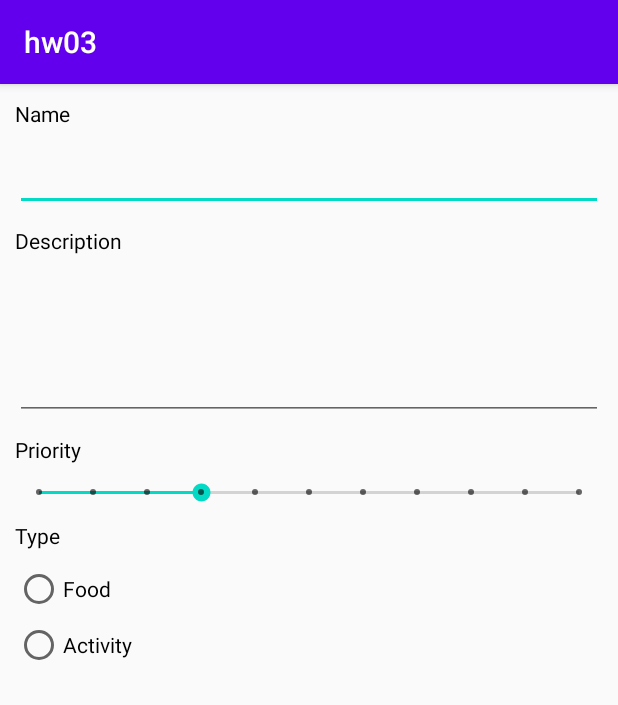
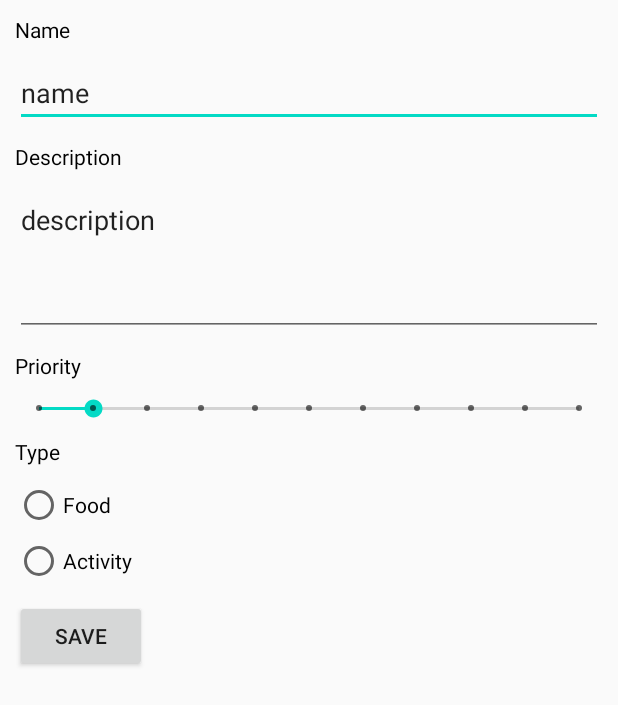
Before and after one commit to Yewert/android_course_app, an Android app: the HabitEditActivity screen opened directly, with no data from a screen before it, on a phone screen of 412 x 824 dp. Shown: the top 705 px of the screen. Run offline under Robolectric (Android 15) with nearby library versions, the phone set to English and light mode, and no system bars.

Commit message:
lisrt add and edit, edit save

```diff
--- a/app/src/main/AndroidManifest.xml
+++ b/app/src/main/AndroidManifest.xml
@@ -10,7 +10,7 @@
         android:supportsRtl="true"
         android:theme="@style/AppTheme">
         <activity android:name=".HabitEditActivity"></activity>
-        <activity android:name=".HabitsList">
+        <activity android:name=".HabitsListActivity">
             <intent-filter>
                 <action android:name="android.intent.action.MAIN" />
 
--- a/app/src/main/java/com/example/hw03/Habit.kt
+++ b/app/src/main/java/com/example/hw03/Habit.kt
@@ -1,3 +1,35 @@
 package com.example.hw03
 
-data class Habit(val name: String)
+import android.content.Intent
+import android.os.Bundle
+
+data class Habit(
+    val name: String,
+    val description: String,
+    val priority: Int,
+    val type: String,
+    val repetitions: Int,
+    val period: Int
+)
+
+fun Habit.applyToBundle(bundle: Bundle) {
+    bundle.apply {
+        putString("name", name)
+        putString("description", description)
+        putString("type", type)
+        putInt("priority", priority)
+        putInt("repetitions", repetitions)
+        putInt("period", period)
+    }
+}
+
+fun Intent.extractHabit(): Habit {
+    return Habit(
+        getStringExtra("name") ?: "name",
+        getStringExtra("description") ?: "description",
+        getIntExtra("priority", 1),
+        getStringExtra("type") ?: "Food",
+        getIntExtra("repetitions", 1),
+        getIntExtra("period", 1)
+    )
+}
--- a/app/src/main/java/com/example/hw03/HabitEditActivity.kt
+++ b/app/src/main/java/com/example/hw03/HabitEditActivity.kt
@@ -1,12 +1,47 @@
 package com.example.hw03
 
+import android.content.Intent
+import android.os.Bundle
+import android.widget.Button
+import android.widget.EditText
+import android.widget.SeekBar
 import androidx.appcompat.app.AppCompatActivity
-import android.os.Bundle
 
 class HabitEditActivity : AppCompatActivity() {
+    private var habitIndex: Int = -1
+    private lateinit var habitName: EditText
+    private lateinit var habitDescription: EditText
+    private lateinit var habitPriority: SeekBar
 
     override fun onCreate(savedInstanceState: Bundle?) {
         super.onCreate(savedInstanceState)
         setContentView(R.layout.activity_habit_edit)
+        habitName = findViewById(R.id.habit_name_edit)
+        habitDescription = findViewById(R.id.habit_description_edit)
+        habitPriority = findViewById(R.id.habit_priority_edit)
+
+        habitIndex = intent.getIntExtra("index", -1);
+        val habitToEdit = intent.extractHabit()
+        habitName.setText(habitToEdit.name)
+        habitDescription.setText(habitToEdit.description)
+        habitPriority.progress = habitToEdit.priority
+
+        findViewById<Button>(R.id.habit_edit_save).setOnClickListener {
+            val datax = Intent(this, HabitsListActivity::class.java).apply {
+                val bundle = Bundle().apply { putInt("index", habitIndex) }
+                val habit = Habit(
+                    habitName.text.toString(),
+                    habitDescription.text.toString(),
+                    habitPriority.progress,
+                    "",
+                    0,
+                    0
+                )
+                habit.applyToBundle(bundle)
+                putExtras(bundle)
+            }
+            setResult(1, datax)
+            finish()
+        }
     }
 }
--- a/app/src/main/res/layout/activity_habit_edit.xml
+++ b/app/src/main/res/layout/activity_habit_edit.xml
@@ -51,7 +51,7 @@
                 android:textColor="#000000" />
 
             <EditText
-                android:id="@+id/editText2"
+                android:id="@+id/habit_description_edit"
                 android:layout_width="match_parent"
                 android:layout_height="100dp"
                 android:gravity="top|start"
@@ -76,7 +76,7 @@
                 android:textColor="#000000" />
 
             <SeekBar
-                android:id="@+id/seekBar"
+                android:id="@+id/habit_priority_edit"
                 style="@style/Widget.AppCompat.SeekBar.Discrete"
                 android:layout_width="match_parent"
                 android:layout_height="wrap_content"
@@ -99,7 +99,7 @@
                 android:textColor="#000000" />
 
             <RadioGroup
-                android:id="@+id/habit_type_selector"
+                android:id="@+id/habit_type_edit"
                 android:layout_width="match_parent"
                 android:layout_height="wrap_content">
 
@@ -118,6 +118,12 @@
             </RadioGroup>
         </LinearLayout>
 
+        <Button
+            android:id="@+id/habit_edit_save"
+            android:layout_width="wrap_content"
+            android:layout_height="wrap_content"
+            android:text="save" />
+
     </LinearLayout>
 
 </androidx.constraintlayout.widget.ConstraintLayout>
--- a/app/src/main/res/values/styles.xml
+++ b/app/src/main/res/values/styles.xml
@@ -1,7 +1,7 @@
 <resources>
 
     <!-- Base application theme. -->
-    <style name="AppTheme" parent="Theme.AppCompat.Light.DarkActionBar">
+    <style name="AppTheme" parent="Theme.AppCompat.Light.NoActionBar">
         <!-- Customize your theme here. -->
         <item name="colorPrimary">@color/colorPrimary</item>
         <item name="colorPrimaryDark">@color/colorPrimaryDark</item>
```
Also changed, not shown: app/src/main/java/com/example/hw03/Adapter.kt (+21 -2 lines), app/src/main/java/com/example/hw03/HabitsList.kt (deleted, +0 -45 lines), app/src/main/java/com/example/hw03/HabitsListActivity.kt (added, +56 -0 lines), app/src/main/java/com/example/hw03/ViewHolder.kt (+13 -1 lines), app/src/main/res/drawable/ic_add_circle_black_24dp.xml (added, +10 -0 lines), app/src/main/res/layout/activity_habits_list.xml (+12 -1 lines), app/src/main/res/layout/habit_view.xml (+35 -5 lines).
